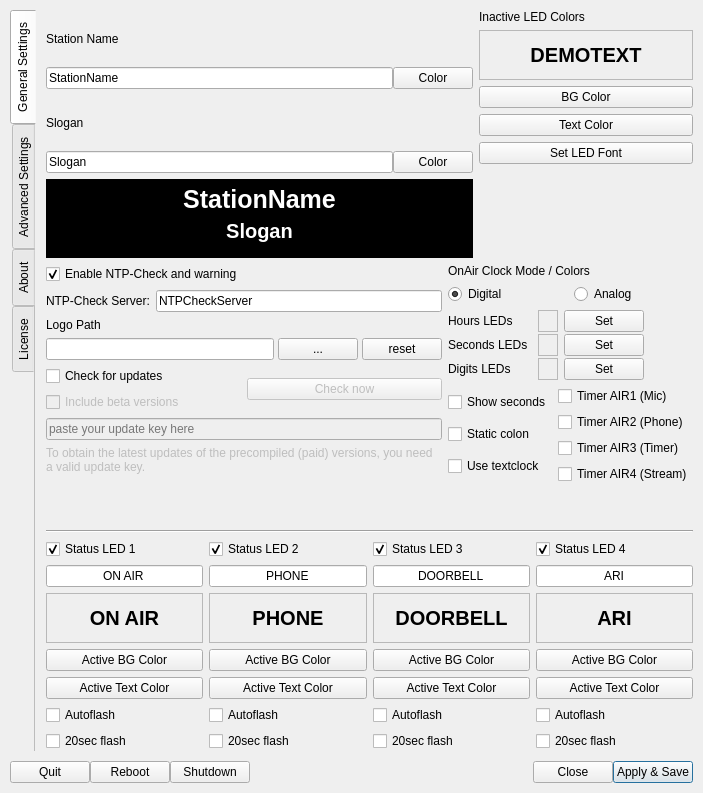
This is settings.ui in saschaludwig/OnAirScreen as Qt 5 draws it before an edit. The edited form follows.
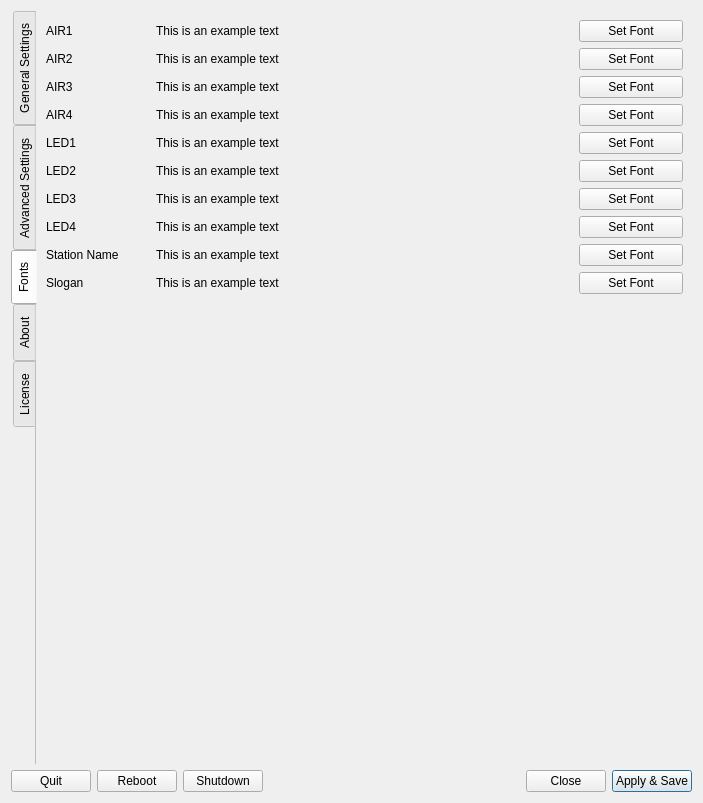
This is the edited form. The open tabs and pages were chosen to show the change. Icons and pictures are not drawn.

Commit message: added settings dialogs for font and size change

```diff
--- a/settings.ui
+++ b/settings.ui
@@ -7,7 +7,7 @@
     <x>0</x>
     <y>0</y>
     <width>703</width>
-    <height>793</height>
+    <height>803</height>
    </rect>
   </property>
   <property name="minimumSize">
@@ -20,101 +20,6 @@
    <string>OnAirScreen Settings</string>
   </property>
   <layout class="QGridLayout" name="gridLayout">
-   <property name="leftMargin">
-    <number>10</number>
-   </property>
-   <property name="topMargin">
-    <number>10</number>
-   </property>
-   <property name="rightMargin">
-    <number>10</number>
-   </property>
-   <property name="bottomMargin">
-    <number>10</number>
-   </property>
-   <property name="verticalSpacing">
-    <number>10</number>
-   </property>
-   <item row="1" column="0">
-    <layout class="QHBoxLayout" name="global_button_bar">
-     <item>
-      <widget class="QPushButton" name="ExitButton">
-       <property name="enabled">
-        <bool>true</bool>
-       </property>
-       <property name="text">
-        <string>Quit</string>
-       </property>
-      </widget>
-     </item>
-     <item>
-      <widget class="QPushButton" name="RebootButton">
-       <property name="text">
-        <string>Reboot</string>
-       </property>
-      </widget>
-     </item>
-     <item>
-      <widget class="QPushButton" name="ShutdownButton">
-       <property name="text">
-        <string>Shutdown</string>
-       </property>
-      </widget>
-     </item>
-     <item>
-      <spacer name="horizontalSpacer_3">
-       <property name="orientation">
-        <enum>Qt::Horizontal</enum>
-       </property>
-       <property name="sizeHint" stdset="0">
-        <size>
-         <width>40</width>
-         <height>20</height>
-        </size>
-       </property>
-      </spacer>
-     </item>
-     <item>
-      <spacer name="horizontalSpacer">
-       <property name="enabled">
-        <bool>true</bool>
-       </property>
-       <property name="orientation">
-        <enum>Qt::Horizontal</enum>
-       </property>
-       <property name="sizeHint" stdset="0">
-        <size>
-         <width>40</width>
-         <height>20</height>
-        </size>
-       </property>
-      </spacer>
-     </item>
-     <item>
-      <widget class="QPushButton" name="CloseButton">
-       <property name="enabled">
-        <bool>true</bool>
-       </property>
-       <property name="text">
-        <string>Close</string>
-       </property>
-      </widget>
-     </item>
-     <item>
-      <widget class="QPushButton" name="ApplyButton">
-       <property name="enabled">
-        <bool>true</bool>
-       </property>
-       <property name="text">
-        <string>Apply &amp;&amp; Save</string>
-       </property>
-       <property name="default">
-        <bool>true</bool>
-       </property>
-      </widget>
-     </item>
-    </layout>
-   </item>
    <item row="0" column="0">
     <widget class="QTabWidget" name="tabWidget">
      <property name="enabled">
@@ -1430,6 +1335,9 @@
            <property name="text">
             <string>Date format</string>
            </property>
+           <property name="buddy">
+            <cstring>dateFormat</cstring>
+           </property>
           </widget>
          </item>
          <item>
@@ -1606,6 +1514,9 @@
              <property name="text">
               <string>API Key</string>
              </property>
+             <property name="buddy">
+              <cstring>owmAPIKey</cstring>
+             </property>
             </widget>
            </item>
            <item row="0" column="1">
@@ -1626,6 +1537,9 @@
              <property name="text">
               <string>City ID</string>
              </property>
+             <property name="buddy">
+              <cstring>owmCityID</cstring>
+             </property>
             </widget>
            </item>
            <item row="1" column="1">
@@ -1636,6 +1550,9 @@
              <property name="text">
               <string>Language</string>
              </property>
+             <property name="buddy">
+              <cstring>owmLanguage</cstring>
+             </property>
             </widget>
            </item>
            <item row="2" column="1">
@@ -1659,6 +1576,9 @@
              <property name="text">
               <string>Test API</string>
              </property>
+             <property name="buddy">
+              <cstring>owmTestAPI</cstring>
+             </property>
             </widget>
            </item>
            <item row="3" column="0">
@@ -1666,6 +1586,9 @@
              <property name="text">
               <string>Unit</string>
              </property>
+             <property name="buddy">
+              <cstring>owmUnit</cstring>
+             </property>
             </widget>
            </item>
            <item row="3" column="1">
@@ -1707,6 +1630,9 @@
              <property name="text">
               <string>Textclock Language</string>
              </property>
+             <property name="buddy">
+              <cstring>textClockLanguage</cstring>
+             </property>
             </widget>
            </item>
            <item row="0" column="1">
@@ -1756,6 +1682,9 @@
            <property name="text">
             <string>UDP Port</string>
            </property>
+           <property name="buddy">
+            <cstring>udpport</cstring>
+           </property>
           </widget>
          </item>
          <item row="0" column="1">
@@ -1779,6 +1708,9 @@
            <property name="text">
             <string>HTTP Port</string>
            </property>
+           <property name="buddy">
+            <cstring>httpport</cstring>
+           </property>
           </widget>
          </item>
          <item row="1" column="1">
@@ -1788,6 +1720,240 @@
        </item>
       </layout>
      </widget>
+     <widget class="QWidget" name="tab_fonts">
+      <attribute name="title">
+       <string>Fonts</string>
+      </attribute>
+      <layout class="QGridLayout" name="gridLayout_7">
+       <item row="0" column="1">
+        <layout class="QGridLayout" name="gridLayout_6" columnstretch="1,4,1">
+         <item row="3" column="0">
+          <widget class="QLabel" name="label_38">
+           <property name="text">
+            <string>AIR4</string>
+           </property>
+          </widget>
+         </item>
+         <item row="4" column="0">
+          <widget class="QLabel" name="label_29">
+           <property name="text">
+            <string>LED1</string>
+           </property>
+          </widget>
+         </item>
+         <item row="0" column="0">
+          <widget class="QLabel" name="label_35">
+           <property name="text">
+            <string>AIR1</string>
+           </property>
+          </widget>
+         </item>
+         <item row="7" column="0">
+          <widget class="QLabel" name="label_32">
+           <property name="text">
+            <string>LED4</string>
+           </property>
+          </widget>
+         </item>
+         <item row="9" column="0">
+          <widget class="QLabel" name="label_34">
+           <property name="text">
+            <string>Slogan</string>
+           </property>
+          </widget>
+         </item>
+         <item row="5" column="0">
+          <widget class="QLabel" name="label_30">
+           <property name="text">
+            <string>LED2</string>
+           </property>
+          </widget>
+         </item>
+         <item row="8" column="0">
+          <widget class="QLabel" name="label_33">
+           <property name="text">
+            <string>Station Name</string>
+           </property>
+          </widget>
+         </item>
+         <item row="1" column="0">
+          <widget class="QLabel" name="label_36">
+           <property name="text">
+            <string>AIR2</string>
+           </property>
+          </widget>
+         </item>
+         <item row="6" column="0">
+          <widget class="QLabel" name="label_31">
+           <property name="text">
+            <string>LED3</string>
+           </property>
+          </widget>
+         </item>
+         <item row="0" column="1">
+          <widget class="QLabel" name="ExampleFont_AIR1">
+           <property name="text">
+            <string>This is an example text</string>
+           </property>
+          </widget>
+         </item>
+         <item row="1" column="1">
+          <widget class="QLabel" name="ExampleFont_AIR2">
+           <property name="text">
+            <string>This is an example text</string>
+           </property>
+          </widget>
+         </item>
+         <item row="2" column="0">
+          <widget class="QLabel" name="label_37">
+           <property name="text">
+            <string>AIR3</string>
+           </property>
+          </widget>
+         </item>
+         <item row="2" column="1">
+          <widget class="QLabel" name="ExampleFont_AIR3">
+           <property name="text">
+            <string>This is an example text</string>
+           </property>
+          </widget>
+         </item>
+         <item row="3" column="1">
+          <widget class="QLabel" name="ExampleFont_AIR4">
+           <property name="text">
+            <string>This is an example text</string>
+           </property>
+          </widget>
+         </item>
+         <item row="4" column="1">
+          <widget class="QLabel" name="ExampleFont_LED1">
+           <property name="text">
+            <string>This is an example text</string>
+           </property>
+          </widget>
+         </item>
+         <item row="5" column="1">
+          <widget class="QLabel" name="ExampleFont_LED2">
+           <property name="text">
+            <string>This is an example text</string>
+           </property>
+          </widget>
+         </item>
+         <item row="6" column="1">
+          <widget class="QLabel" name="ExampleFont_LED3">
+           <property name="text">
+            <string>This is an example text</string>
+           </property>
+          </widget>
+         </item>
+         <item row="7" column="1">
+          <widget class="QLabel" name="ExampleFont_LED4">
+           <property name="text">
+            <string>This is an example text</string>
+           </property>
+          </widget>
+         </item>
+         <item row="8" column="1">
+          <widget class="QLabel" name="ExampleFont_StationName">
+           <property name="text">
+            <string>This is an example text</string>
+           </property>
+          </widget>
+         </item>
+         <item row="9" column="1">
+          <widget class="QLabel" name="ExampleFont_Slogan">
+           <property name="text">
+            <string>This is an example text</string>
+           </property>
+          </widget>
+         </item>
+         <item row="2" column="2">
+          <widget class="QPushButton" name="SetFont_AIR3">
+           <property name="text">
+            <string>Set Font</string>
+           </property>
+          </widget>
+         </item>
+         <item row="0" column="2">
+          <widget class="QPushButton" name="SetFont_AIR1">
+           <property name="text">
+            <string>Set Font</string>
+           </property>
+          </widget>
+         </item>
+         <item row="1" column="2">
+          <widget class="QPushButton" name="SetFont_AIR2">
+           <property name="text">
+            <string>Set Font</string>
+           </property>
+          </widget>
+         </item>
+         <item row="3" column="2">
+          <widget class="QPushButton" name="SetFont_AIR4">
+           <property name="text">
+            <string>Set Font</string>
+           </property>
+          </widget>
+         </item>
+         <item row="4" column="2">
+          <widget class="QPushButton" name="SetFont_LED1">
+           <property name="text">
+            <string>Set Font</string>
+           </property>
+          </widget>
+         </item>
+         <item row="5" column="2">
+          <widget class="QPushButton" name="SetFont_LED2">
+           <property name="text">
+            <string>Set Font</string>
+           </property>
+          </widget>
+         </item>
+         <item row="6" column="2">
+          <widget class="QPushButton" name="SetFont_LED3">
+           <property name="text">
+            <string>Set Font</string>
+           </property>
+          </widget>
+         </item>
+         <item row="7" column="2">
+          <widget class="QPushButton" name="SetFont_LED4">
+           <property name="text">
+            <string>Set Font</string>
+           </property>
+          </widget>
+         </item>
+         <item row="8" column="2">
+          <widget class="QPushButton" name="SetFont_StationName">
+           <property name="text">
+            <string>Set Font</string>
+           </property>
+          </widget>
+         </item>
+         <item row="9" column="2">
+          <widget class="QPushButton" name="SetFont_Slogan">
+           <property name="text">
+            <string>Set Font</string>
+           </property>
+          </widget>
+         </item>
+        </layout>
+       </item>
+       <item row="1" column="1">
+        <spacer name="verticalSpacer_8">
+         <property name="orientation">
+          <enum>Qt::Vertical</enum>
+         </property>
+         <property name="sizeHint" stdset="0">
+          <size>
+           <width>20</width>
+           <height>40</height>
+          </size>
+         </property>
+        </spacer>
+       </item>
+      </layout>
+     </widget>
      <widget class="QWidget" name="tab_about">
       <attribute name="title">
        <string>About</string>
@@ -2856,6 +3022,86 @@
      </widget>
     </widget>
    </item>
+   <item row="1" column="0">
+    <layout class="QHBoxLayout" name="global_button_bar">
+     <item>
+      <widget class="QPushButton" name="ExitButton">
+       <property name="enabled">
+        <bool>true</bool>
+       </property>
+       <property name="text">
+        <string>Quit</string>
+       </property>
+      </widget>
+     </item>
+     <item>
+      <widget class="QPushButton" name="RebootButton">
+       <property name="text">
+        <string>Reboot</string>
+       </property>
+      </widget>
+     </item>
+     <item>
+      <widget class="QPushButton" name="ShutdownButton">
+       <property name="text">
+        <string>Shutdown</string>
+       </property>
+      </widget>
+     </item>
+     <item>
+      <spacer name="horizontalSpacer_3">
+       <property name="orientation">
+        <enum>Qt::Horizontal</enum>
+       </property>
+       <property name="sizeHint" stdset="0">
+        <size>
+         <width>40</width>
+         <height>20</height>
+        </size>
+       </property>
+      </spacer>
+     </item>
+     <item>
+      <spacer name="horizontalSpacer">
+       <property name="enabled">
+        <bool>true</bool>
+       </property>
+       <property name="orientation">
+        <enum>Qt::Horizontal</enum>
+       </property>
+       <property name="sizeHint" stdset="0">
+        <size>
+         <width>40</width>
+         <height>20</height>
+        </size>
+       </property>
+      </spacer>
+     </item>
+     <item>
+      <widget class="QPushButton" name="CloseButton">
+       <property name="enabled">
+        <bool>true</bool>
+       </property>
+       <property name="text">
+        <string>Close</string>
+       </property>
+      </widget>
+     </item>
+     <item>
+      <widget class="QPushButton" name="ApplyButton">
+       <property name="enabled">
+        <bool>true</bool>
+       </property>
+       <property name="text">
+        <string>Apply &amp;&amp; Save</string>
+       </property>
+       <property name="default">
+        <bool>true</bool>
+       </property>
+      </widget>
+     </item>
+    </layout>
+   </item>
   </layout>
  </widget>
  <tabstops>
```
Left out of the diff: 1205 changed lines with no effect on the pictures. The commit also changes 3 other files.
